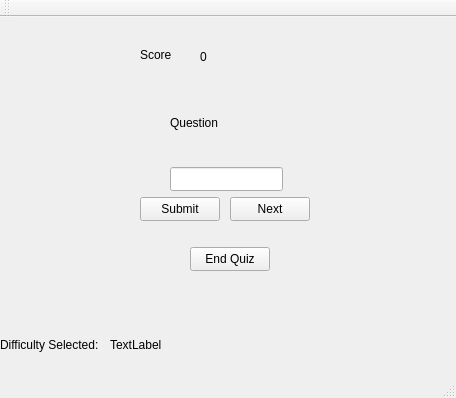
CarsonV/MathQuizGenerator, file MainUI.ui: the form before one commit.
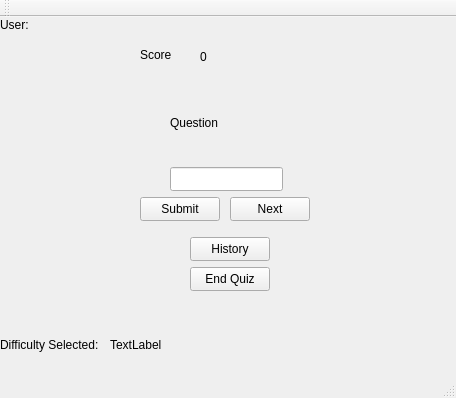
The form after the commit.

Commit message: UI fixes and added next on submit_click

The edit to the form file:
```diff
--- a/MainUI.ui
+++ b/MainUI.ui
@@ -67,7 +67,7 @@
     <property name="geometry">
      <rect>
       <x>190</x>
-      <y>230</y>
+      <y>250</y>
       <width>80</width>
       <height>24</height>
      </rect>
@@ -80,7 +80,7 @@
     <property name="geometry">
      <rect>
       <x>90</x>
-      <y>240</y>
+      <y>210</y>
       <width>281</width>
       <height>20</height>
      </rect>
@@ -141,6 +141,32 @@
      <string>TextLabel</string>
     </property>
    </widget>
+   <widget class="QLabel" name="usernameLabel">
+    <property name="geometry">
+     <rect>
+      <x>0</x>
+      <y>0</y>
+      <width>221</width>
+      <height>16</height>
+     </rect>
+    </property>
+    <property name="text">
+     <string>User: </string>
+    </property>
+   </widget>
+   <widget class="QPushButton" name="historyButton">
+    <property name="geometry">
+     <rect>
+      <x>190</x>
+      <y>220</y>
+      <width>80</width>
+      <height>24</height>
+     </rect>
+    </property>
+    <property name="text">
+     <string>History</string>
+    </property>
+   </widget>
   </widget>
   <widget class="QMenuBar" name="menuBar">
    <property name="geometry">
```
Left out of the diff: 2 changed lines with no effect on the pictures. The commit also changes 3 other files.
